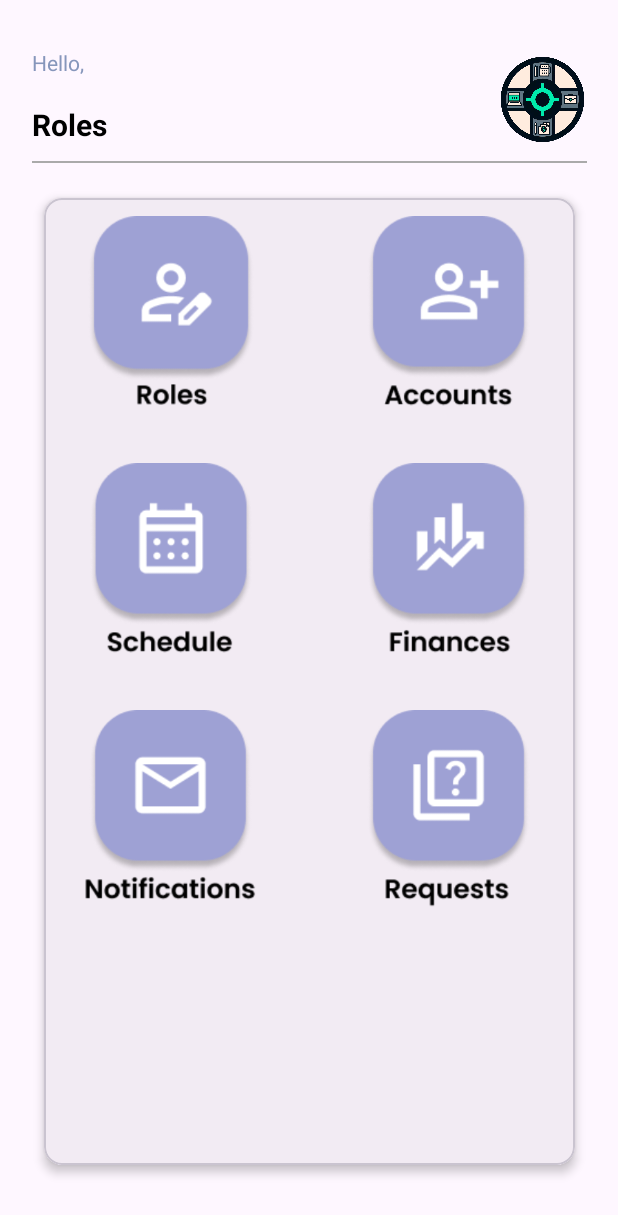
After one commit to masamoe/Optimate, an Android app: the layout activity_business_landing.xml on its own in the app's theme, with its tools: preview values and no code run, on a phone screen of 412 x 824 dp. The commit adds this screen. Shown: the top 1215 px of the screen. Run offline under Robolectric (Android 15) with nearby library versions, the phone set to English and light mode, and no system bars; Roboto replaces fonts that are not available here.

Commit message:
created business owner landing page

```diff
--- a/app/src/main/AndroidManifest.xml
+++ b/app/src/main/AndroidManifest.xml
@@ -24,7 +24,7 @@
         </activity>
         <activity android:name=".loginAndRegister.Login" />
         <activity android:name=".loginAndRegister.Register" />
-        <activity android:name=".loginAndRegister.LoginSuccess" />
+        <activity android:name=".loginAndRegister.BusinessLanding" />
         <meta-data
             android:name="preloaded_fonts"
             android:resource="@array/preloaded_fonts" />
--- a/app/src/main/java/com/example/optimate/loginAndRegister/LoginSuccess.kt
+++ b/app/src/main/java/com/example/optimate/loginAndRegister/BusinessLanding.kt
@@ -4,9 +4,9 @@ import android.os.Bundle
 import androidx.appcompat.app.AppCompatActivity
 import com.example.optimate.R
 
-class LoginSuccess : AppCompatActivity(){
+class BusinessLanding : AppCompatActivity(){
     override fun onCreate(savedInstanceState: Bundle?) {
         super.onCreate(savedInstanceState)
-        setContentView(R.layout.activity_login_succes)
+        setContentView(R.layout.activity_business_landing)
     }
 }
--- a/app/src/main/java/com/example/optimate/loginAndRegister/Login.kt
+++ b/app/src/main/java/com/example/optimate/loginAndRegister/Login.kt
@@ -69,7 +69,7 @@ class Login : AppCompatActivity(){
     private fun updateUI(user: FirebaseUser?) {
         if (user != null) {
             // Go to your main activity or another activity after login
-            val intent = Intent(this, LoginSuccess::class.java)
+            val intent = Intent(this, BusinessLanding::class.java)
             startActivity(intent)
             finish()
         } else {
--- /dev/null
+++ b/app/src/main/res/layout/activity_business_landing.xml
@@ -0,0 +1,264 @@
+<?xml version="1.0" encoding="utf-8"?>
+<androidx.constraintlayout.widget.ConstraintLayout xmlns:android="http://schemas.android.com/apk/res/android"
+    xmlns:app="http://schemas.android.com/apk/res-auto"
+    xmlns:tools="http://schemas.android.com/tools"
+    android:layout_width="match_parent"
+    android:layout_height="match_parent"
+    android:contentDescription="@string/notificationsIcon"
+    tools:ignore="MissingDefaultResource">
+
+    <com.google.android.material.card.MaterialCardView
+        android:layout_width="0dp"
+        android:layout_height="0dp"
+        android:layout_margin="8dp"
+        app:cardBackgroundColor="@color/light_purple"
+        app:cardCornerRadius="12dp"
+        app:cardElevation="4dp"
+        app:layout_constraintBottom_toBottomOf="@id/guideline32"
+        app:layout_constraintEnd_toStartOf="@id/guideline2"
+        app:layout_constraintStart_toStartOf="@id/guideline5"
+        app:layout_constraintTop_toTopOf="@id/guideline31">
+
+    </com.google.android.material.card.MaterialCardView>
+
+    <androidx.constraintlayout.widget.Guideline
+        android:id="@+id/guideline2"
+        android:layout_width="wrap_content"
+        android:layout_height="wrap_content"
+        android:orientation="vertical"
+        app:layout_constraintGuide_percent="0.95" />
+
+    <androidx.constraintlayout.widget.Guideline
+        android:id="@+id/guideline3"
+        android:layout_width="wrap_content"
+        android:layout_height="wrap_content"
+        android:orientation="horizontal"
+        app:layout_constraintGuide_percent="0.03" />
+
+    <androidx.constraintlayout.widget.Guideline
+        android:id="@+id/guideline4"
+        android:layout_width="wrap_content"
+        android:layout_height="wrap_content"
+        android:orientation="vertical"
+
+        app:layout_constraintGuide_percent="0.50" />
+
+    <androidx.constraintlayout.widget.Guideline
+        android:id="@+id/guideline5"
+        android:layout_width="wrap_content"
+        android:layout_height="wrap_content"
+        android:orientation="vertical"
+        app:layout_constraintGuide_percent="0.05109489" />
+
+    <androidx.constraintlayout.widget.Guideline
+        android:id="@+id/guideline6"
+        android:layout_width="wrap_content"
+        android:layout_height="wrap_content"
+        android:orientation="horizontal"
+        app:layout_constraintGuide_percent="0.97" />
+
+    <androidx.constraintlayout.widget.Guideline
+        android:id="@+id/guideline7"
+        android:layout_width="wrap_content"
+        android:layout_height="wrap_content"
+        android:orientation="horizontal"
+        app:layout_constraintGuide_percent="0.13" />
+
+
+    <TextView
+        android:id="@+id/business_name"
+        android:layout_width="wrap_content"
+        android:layout_height="wrap_content"
+        android:layout_gravity="start"
+        android:gravity="center_vertical"
+        android:textColor="@color/black"
+        android:textSize="20sp"
+        android:textStyle="bold"
+        app:layout_constraintBottom_toTopOf="@+id/guideline7"
+        app:layout_constraintEnd_toStartOf="@+id/guideline4"
+        app:layout_constraintHorizontal_bias="0.0"
+        app:layout_constraintStart_toStartOf="@+id/guideline5"
+        app:layout_constraintTop_toTopOf="@+id/guideline27"
+        tools:text="Roles" />
+
+    <View
+        android:id="@+id/baseline"
+        android:layout_width="370dp"
+        android:layout_height="1dp"
+        android:background="@android:color/darker_gray"
+        app:layout_constraintEnd_toStartOf="@id/guideline2"
+        app:layout_constraintStart_toStartOf="@id/guideline5"
+        app:layout_constraintTop_toTopOf="@id/guideline7"
+        tools:layout_editor_absoluteX="21dp"
+        tools:layout_editor_absoluteY="94dp" />
+
+    <androidx.constraintlayout.widget.Guideline
+        android:id="@+id/guideline27"
+        android:layout_width="wrap_content"
+        android:layout_height="wrap_content"
+        android:orientation="horizontal"
+        app:layout_constraintGuide_percent="0.07152" />
+
+    <TextView
+        android:id="@+id/hello"
+        android:layout_width="wrap_content"
+        android:layout_height="wrap_content"
+        android:text="@string/hello"
+        android:textColor="@color/hello_colour"
+        app:layout_constraintBottom_toTopOf="@+id/guideline27"
+        app:layout_constraintEnd_toStartOf="@+id/guideline4"
+        app:layout_constraintHorizontal_bias="0.0"
+        app:layout_constraintStart_toStartOf="@+id/guideline5"
+        app:layout_constraintTop_toTopOf="@+id/guideline3"
+        tools:ignore="TextContrastCheck" />
+
+    <com.google.android.material.imageview.ShapeableImageView
+        android:id="@+id/businessIcon"
+        android:layout_width="60dp"
+        android:layout_height="60dp"
+        android:scaleType="centerCrop"
+        android:src="@drawable/optimate"
+        app:layout_constraintBottom_toTopOf="@+id/guideline30"
+        app:layout_constraintEnd_toStartOf="@+id/guideline2"
+        app:layout_constraintHorizontal_bias="1.0"
+        app:layout_constraintStart_toStartOf="@+id/guideline4"
+        app:layout_constraintTop_toTopOf="@+id/guideline29"
+        app:shapeAppearanceOverlay="@style/CircularImageViewStyle" />
+
+    <androidx.constraintlayout.widget.Guideline
+        android:id="@+id/guideline29"
+        android:layout_width="wrap_content"
+        android:layout_height="wrap_content"
+        android:orientation="horizontal"
+        app:layout_constraintGuide_percent="0.04" />
+
+    <androidx.constraintlayout.widget.Guideline
+        android:id="@+id/guideline30"
+        android:layout_width="wrap_content"
+        android:layout_height="wrap_content"
+        android:orientation="horizontal"
+        app:layout_constraintGuide_percent="0.12" />
+
+    <androidx.constraintlayout.widget.Guideline
+        android:id="@+id/guideline31"
+        android:layout_width="wrap_content"
+        android:layout_height="wrap_content"
+        android:orientation="horizontal"
+        app:layout_constraintGuide_percent="0.1504788" />
+
+    <androidx.constraintlayout.widget.Guideline
+        android:id="@+id/guideline32"
+        android:layout_width="wrap_content"
+        android:layout_height="wrap_content"
+        android:orientation="horizontal"
+        app:layout_constraintGuide_percent="0.95212036" />
+
+    <androidx.constraintlayout.widget.Guideline
+        android:id="@+id/guideline28"
+        android:layout_width="wrap_content"
+        android:layout_height="wrap_content"
+        android:orientation="horizontal"
+        app:layout_constraintGuide_percent="0.35" />
+
+    <androidx.constraintlayout.widget.Guideline
+        android:id="@+id/guideline33"
+        android:layout_width="wrap_content"
+        android:layout_height="wrap_content"
+        android:orientation="horizontal"
+        app:layout_constraintGuide_percent="0.55" />
+
+    <androidx.constraintlayout.widget.Guideline
+        android:id="@+id/guideline34"
+        android:layout_width="wrap_content"
+        android:layout_height="wrap_content"
+        android:orientation="horizontal"
+        app:layout_constraintGuide_percent="0.75" />
+
+    <ImageView
+        android:id="@+id/rolesIcon"
+        android:layout_width="0dp"
+        android:layout_height="0dp"
+        android:layout_marginTop="20dp"
+        android:contentDescription="@string/rolesIcon"
+        android:translationZ="4dp"
+        app:layout_constraintBottom_toTopOf="@+id/guideline28"
+        app:layout_constraintEnd_toStartOf="@+id/guideline4"
+        app:layout_constraintStart_toStartOf="@+id/guideline5"
+        app:layout_constraintTop_toTopOf="@+id/guideline31"
+        app:srcCompat="@drawable/roles_icon"
+        tools:ignore="ImageContrastCheck" />
+
+    <ImageView
+        android:id="@+id/accountsIcon"
+        android:layout_width="0dp"
+        android:layout_height="0dp"
+        android:layout_marginTop="20dp"
+        android:contentDescription="@string/accountsIcon"
+        android:translationZ="4dp"
+        app:layout_constraintBottom_toTopOf="@+id/guideline28"
+        app:layout_constraintEnd_toStartOf="@+id/guideline2"
+        app:layout_constraintStart_toStartOf="@+id/guideline4"
+        app:layout_constraintTop_toTopOf="@+id/guideline31"
+        app:srcCompat="@drawable/accounts_icon"
+        tools:ignore="ImageContrastCheck" />
+
+    <ImageView
+        android:id="@+id/scheduleIcon"
+        android:layout_width="0dp"
+        android:layout_height="0dp"
+        android:layout_marginTop="20dp"
+        android:contentDescription="@string/scheduleIcon"
+        android:translationZ="4dp"
+        app:layout_constraintBottom_toTopOf="@+id/guideline33"
+        app:layout_constraintEnd_toStartOf="@+id/guideline4"
+        app:layout_constraintStart_toStartOf="@+id/guideline5"
+        app:layout_constraintTop_toTopOf="@+id/guideline28"
+        app:srcCompat="@drawable/schedule_icon"
+        tools:ignore="ImageContrastCheck" />
+
+    <ImageView
+        android:id="@+id/financesIcon"
+        android:layout_width="0dp"
+        android:layout_height="0dp"
+        android:layout_marginTop="20dp"
+        android:contentDescription="@string/financesIcon"
+        android:translationZ="4dp"
+        app:layout_constraintBottom_toTopOf="@+id/guideline33"
+        app:layout_constraintEnd_toStartOf="@+id/guideline2"
+        app:layout_constraintStart_toStartOf="@+id/guideline4"
+        app:layout_constraintTop_toTopOf="@+id/guideline28"
+        app:srcCompat="@drawable/finances_icon"
+        tools:ignore="ImageContrastCheck" />
+
+    <ImageView
+        android:id="@+id/notificationsIcon"
+        android:layout_width="0dp"
+        android:layout_height="0dp"
+        android:layout_marginTop="20dp"
+        android:contentDescription="@string/notificationsIcon"
+        android:translationZ="4dp"
+        app:layout_constraintBottom_toTopOf="@+id/guideline34"
+        app:layout_constraintEnd_toStartOf="@+id/guideline4"
+        app:layout_constraintStart_toStartOf="@+id/guideline5"
+        app:layout_constraintTop_toTopOf="@+id/guideline33"
+        app:srcCompat="@drawable/notifications_icon"
+        tools:ignore="ImageContrastCheck" />
+
+    <ImageView
+        android:id="@+id/requestsIcon"
+        android:layout_width="0dp"
+        android:layout_height="0dp"
+        android:layout_marginTop="20dp"
+        android:contentDescription="@string/requestsIcon"
+        android:translationZ="4dp"
+        app:layout_constraintBottom_toTopOf="@+id/guideline34"
+        app:layout_constraintEnd_toStartOf="@+id/guideline2"
+        app:layout_constraintStart_toStartOf="@+id/guideline4"
+        app:layout_constraintTop_toTopOf="@+id/guideline33"
+        app:srcCompat="@drawable/requests_icon"
+        tools:ignore="ImageContrastCheck" />
+
+
+
+
+</androidx.constraintlayout.widget.ConstraintLayout>
--- a/app/src/main/res/layout/activity_login_succes.xml
+++ /dev/null
@@ -1,17 +0,0 @@
-<?xml version="1.0" encoding="utf-8"?>
-<androidx.constraintlayout.widget.ConstraintLayout xmlns:android="http://schemas.android.com/apk/res/android"
-    xmlns:app="http://schemas.android.com/apk/res-auto"
-    xmlns:tools="http://schemas.android.com/tools"
-    android:layout_width="match_parent"
-    android:layout_height="match_parent">
-
-    <TextView
-        android:id="@+id/textView2"
-        android:layout_width="wrap_content"
-        android:layout_height="wrap_content"
-        android:layout_marginTop="328dp"
-        android:text="@string/success"
-        app:layout_constraintEnd_toEndOf="parent"
-        app:layout_constraintStart_toStartOf="parent"
-        app:layout_constraintTop_toTopOf="parent" />
-</androidx.constraintlayout.widget.ConstraintLayout>
--- a/app/src/main/res/values/colors.xml
+++ b/app/src/main/res/values/colors.xml
@@ -3,4 +3,6 @@
     <color name="black">#FF000000</color>
     <color name="white">#FFFFFFFF</color>
     <color name="buttonColor">#C4F0E6</color>
+    <color name="hello_colour">#8696BB</color>
+    <color name="light_purple">#F2EBF3</color>
 </resources>
--- a/app/src/main/res/values/strings.xml
+++ b/app/src/main/res/values/strings.xml
@@ -12,4 +12,12 @@
     <string name="confirmPassword">Confirm Password</string>
     <string name="continue1">Continue</string>
     <string name="success">success</string>
+    <string name="hello">Hello,</string>
+    <string name="roles">Roles</string>
+    <string name="rolesIcon">roles icon</string>
+    <string name="accountsIcon">accounts icon</string>
+    <string name="scheduleIcon">schedule icon</string>
+    <string name="financesIcon">finances icon</string>
+    <string name="notificationsIcon">notifications icon</string>
+    <string name="requestsIcon">requests icon</string>
 </resources>
--- /dev/null
+++ b/app/src/main/res/values/styles.xml
@@ -0,0 +1,8 @@
+<?xml version="1.0" encoding="utf-8"?>
+<resources>
+
+    <style name="CircularImageViewStyle" parent="">
+        <item name="cornerFamily">rounded</item>
+        <item name="cornerSize">50%</item>
+    </style>
+</resources>
```
Also changed, not shown: app/src/main/res/drawable/accounts_icon.png (added), app/src/main/res/drawable/finances_icon.png (added), app/src/main/res/drawable/notifications_icon.png (added), app/src/main/res/drawable/requests_icon.png (added), app/src/main/res/drawable/roles_icon.png (added), app/src/main/res/drawable/schedule_icon.png (added).
